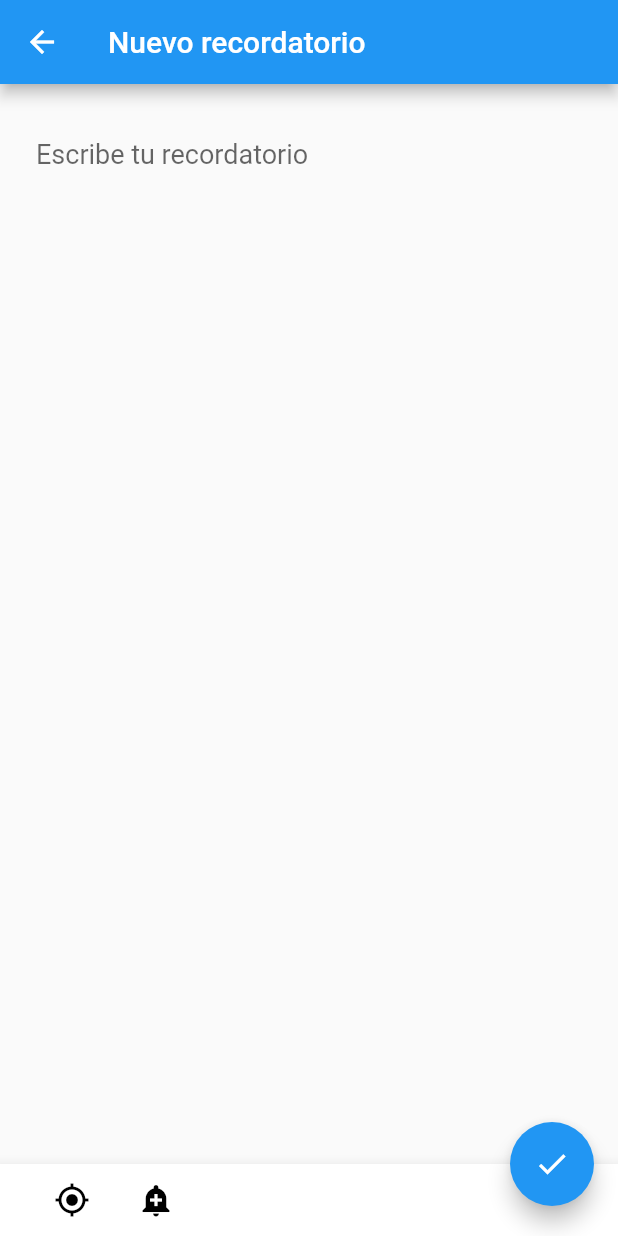
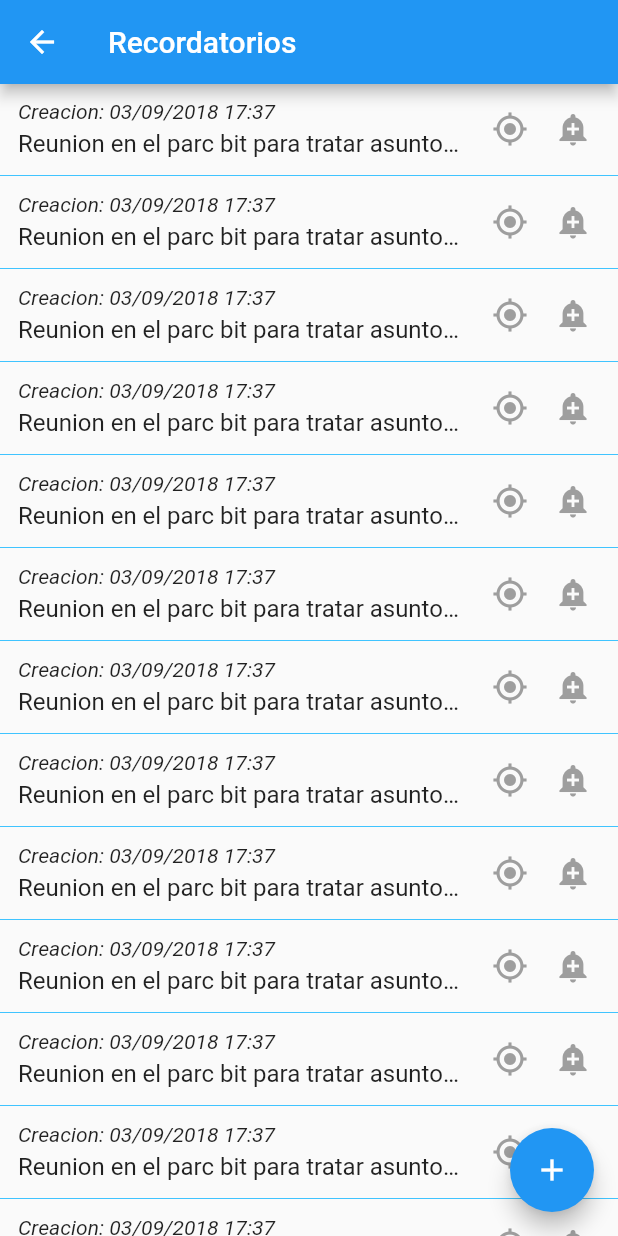
Before and after one commit to julian-martinez/reminder-app, a Flutter app: the screen it shows after launch, on a phone screen of 412 x 824 dp. Run offline on Flutter 3.47's test engine with Material 2 defaults, Android fonts, the phone set to English and light mode, and no system bars; missing offline and left inert: fluttery.

Commit message:
reminder-list view

```diff
--- a/lib/main.dart
+++ b/lib/main.dart
@@ -5,6 +5,7 @@ import 'i18n.dart';
 import 'view/login.dart';
 
 import 'view/new-reminder.dart';
+import 'view/reminder-list.dart';
 
 void main() => runApp(new MyApp());
 
@@ -27,7 +28,8 @@ class MyApp extends StatelessWidget {
         primarySwatch: Colors.blue,
       ),
       //home: new Home(title: 'Flutter Demo Home Page'),
-      home: new Reminder(),
+      //home: new Reminder(),
+      home: new ReminderList(),
     );
   }
 }
--- /dev/null
+++ b/lib/view/reminder-list.dart
@@ -0,0 +1,90 @@
+import 'package:flutter/material.dart';
+import '../i18n.dart';
+
+import 'package:fluttery/framing.dart';
+
+class ReminderList extends StatefulWidget {
+  @override
+  _ReminderListState createState() => _ReminderListState();
+}
+
+class _ReminderListState extends State<ReminderList> {
+  @override
+  Widget build(BuildContext context) {
+    return new Scaffold(
+      appBar: new AppBar(
+        leading: new IconButton(
+            icon: new Icon(Icons.arrow_back),
+            onPressed: (){}
+        ),
+        title: new Text('Recordatorios'),
+      ),
+      body: new ListView.builder(
+        itemCount: 15,
+        itemBuilder: (context, i){
+          return new Column(
+            children: <Widget>[
+              new ReminderItem(),
+              new Divider(color: Colors.lightBlueAccent, height: 2.0,)
+            ],
+          );
+        }
+      ),
+      floatingActionButtonLocation: FloatingActionButtonLocation.endFloat,
+      floatingActionButton: new FloatingActionButton(
+        onPressed: (){},
+        child: const Icon(Icons.add),
+      ),
+    );
+  }
+}
+
+class ReminderItem extends StatefulWidget {
+  @override
+  _ReminderItemState createState() => _ReminderItemState();
+}
+
+class _ReminderItemState extends State<ReminderItem> {
+  @override
+  Widget build(BuildContext context) {
+    return new Container(
+      child: new Row(
+        children: <Widget>[
+          new Expanded(
+            child: new Column(
+              crossAxisAlignment: CrossAxisAlignment.start,
+              children: <Widget>[
+                new Padding(
+                  padding: const EdgeInsets.only(left: 12.0, top: 4.0, bottom: 2.0),
+                  child: new Text('Creacion: 03/09/2018 17:37', style: new TextStyle(fontStyle: FontStyle.italic),),
+                ),
+                new Padding(
+                  padding: const EdgeInsets.only(left: 12.0, top: 2.0, bottom: 4.0),
+                  child: new Text('Reunion en el parc bit para tratar asuntos de diferente índole acerca del desarrollo de software',
+                    maxLines: 1,
+                    overflow: TextOverflow.ellipsis,
+                    style: new TextStyle(fontSize: 16.0),
+                  ),
+                ),
+              ],
+            ),
+          ),
+          new Container(
+            //flex: 1,
+            child: new Padding(
+              padding: const EdgeInsets.only(left: 18.0, right: 9.0, top: 18.0, bottom: 18.0),
+              child: new Icon(Icons.gps_fixed, color: Colors.grey,),
+            ),
+          ),
+          new Container(
+            //flex: 1,
+            child: new Padding(
+              padding: const EdgeInsets.only(left: 9.0, right: 18.0, top: 18.0, bottom: 18.0),
+              child: new Icon(Icons.add_alert, color: Colors.grey,),
+            ),
+          )
+        ],
+      )
+    );
+  }
+}
```
